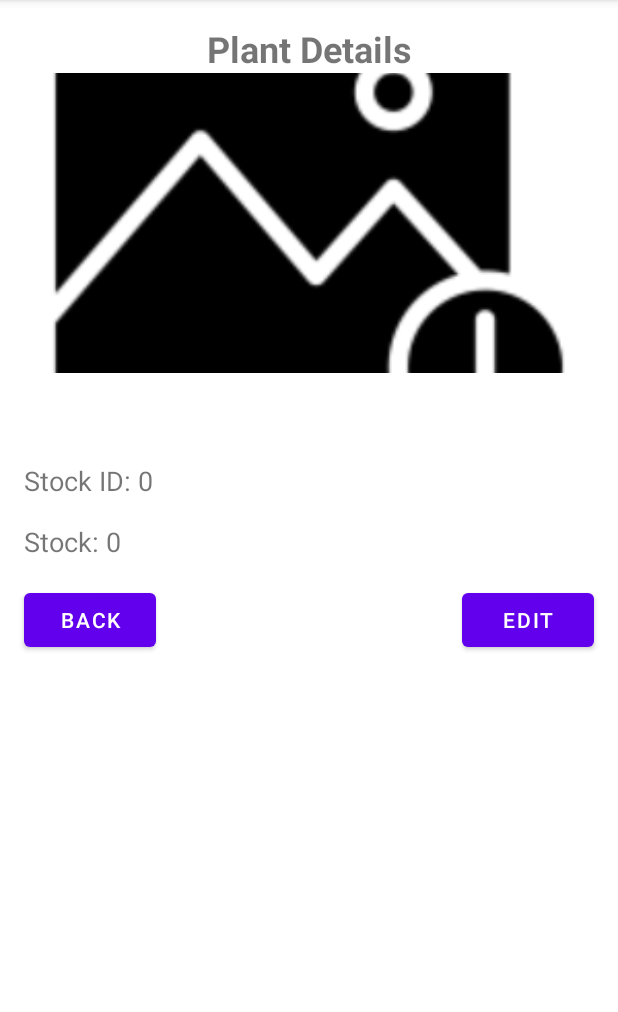
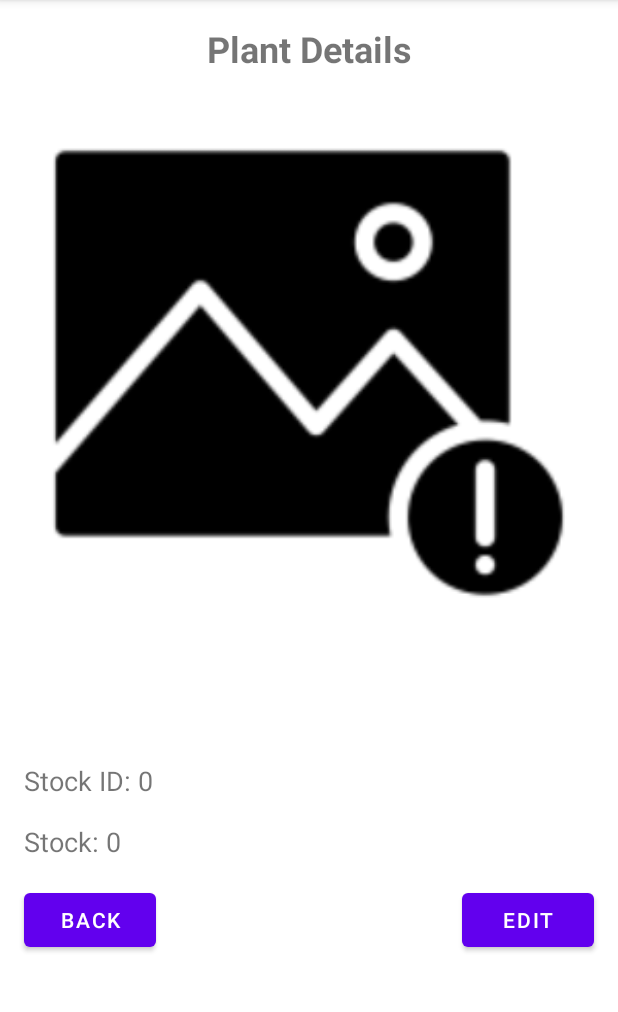
Before and after one commit to mcmeister/RRHE_Android_App, an Android app built with Jetpack Compose: the PlantDetailsActivity screen opened directly, with no data from a screen before it, on a phone screen of 412 x 824 dp, the part 84-1096 px from its top. Run offline under Robolectric (Android 15) with nearby library versions, the phone set to English and light mode, and no system bars; pictures from the network do not load.

Commit message:
Update files

```diff
--- a/app/src/main/AndroidManifest.xml
+++ b/app/src/main/AndroidManifest.xml
@@ -1,5 +1,4 @@
-<manifest xmlns:android="http://schemas.android.com/apk/res/android"
-    package="com.example.rrhe">
+<manifest xmlns:android="http://schemas.android.com/apk/res/android">
 
     <!-- Network permissions -->
     <uses-permission android:name="android.permission.INTERNET"/>
--- a/app/src/main/res/layout/activity_plant_details.xml
+++ b/app/src/main/res/layout/activity_plant_details.xml
@@ -21,12 +21,13 @@
     <ImageView
         android:id="@+id/plantImage"
         android:layout_width="0dp"
-        android:layout_height="200dp"
+        android:layout_height="400dp"
         android:scaleType="centerCrop"
         app:layout_constraintTop_toBottomOf="@id/screenTitle"
         app:layout_constraintStart_toStartOf="parent"
         app:layout_constraintEnd_toEndOf="parent"
-        app:layout_constraintWidth_percent="1.0" />
+        app:layout_constraintWidth_percent="1.0"
+        android:contentDescription="@string/plant_image_description" />
 
     <TextView
         android:id="@+id/plantName"
--- a/app/src/main/res/values/strings.xml
+++ b/app/src/main/res/values/strings.xml
@@ -5,6 +5,7 @@
     <string name="plant_stock">Plant Stock</string>
     <string name="stock_text">Stock: %1$d</string>
     <string name="stock_id_text">Stock ID: %1$d</string>
+    <string name="plant_image_description">Image of the plant</string>
     <string name="image_popup_description">Full screen image</string>
     <string name="error_image_description">Error image</string>
     <string name="search_hint" tools:ignore="TypographyEllipsis">Search...</string>
```
